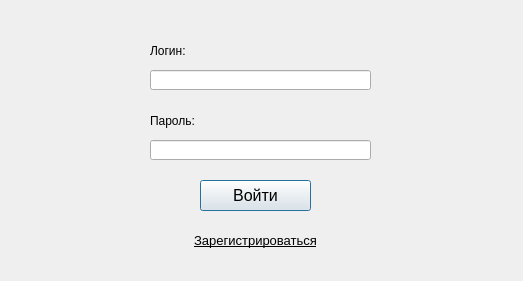
First picture: the form in DB_couserwork_client_app/authorizationdialog.ui, repository hurr1canexd/DB-coursework, before the edit.
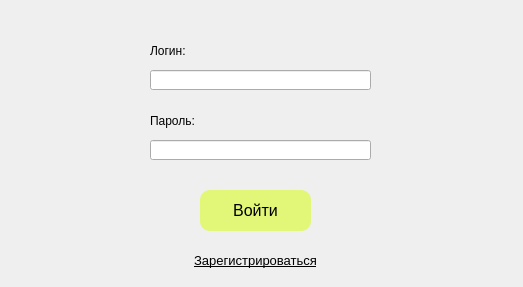
Second picture: the form after the edit.

The edit to the form file:
```diff
--- a/DB_couserwork_client_app/authorizationdialog.ui
+++ b/DB_couserwork_client_app/authorizationdialog.ui
@@ -7,16 +7,16 @@
     <x>0</x>
     <y>0</y>
     <width>523</width>
-    <height>281</height>
+    <height>287</height>
    </rect>
   </property>
   <widget class="QPushButton" name="authBtn">
    <property name="geometry">
     <rect>
      <x>200</x>
-     <y>180</y>
+     <y>190</y>
      <width>111</width>
-     <height>31</height>
+     <height>41</height>
     </rect>
    </property>
    <property name="font">
@@ -24,6 +24,15 @@
      <pointsize>12</pointsize>
     </font>
    </property>
+   <property name="styleSheet">
+    <string notr="true">QPushButton{
+background-color: #E2F778;
+border-radius: 10px;
+}
+QPushButton:hover{
+background-color: #E9F79E
+}</string>
+   </property>
    <property name="text">
     <string>Войти</string>
    </property>
@@ -84,7 +93,7 @@
    <property name="geometry">
     <rect>
      <x>180</x>
-     <y>220</y>
+     <y>240</y>
      <width>151</width>
      <height>41</height>
     </rect>
```
